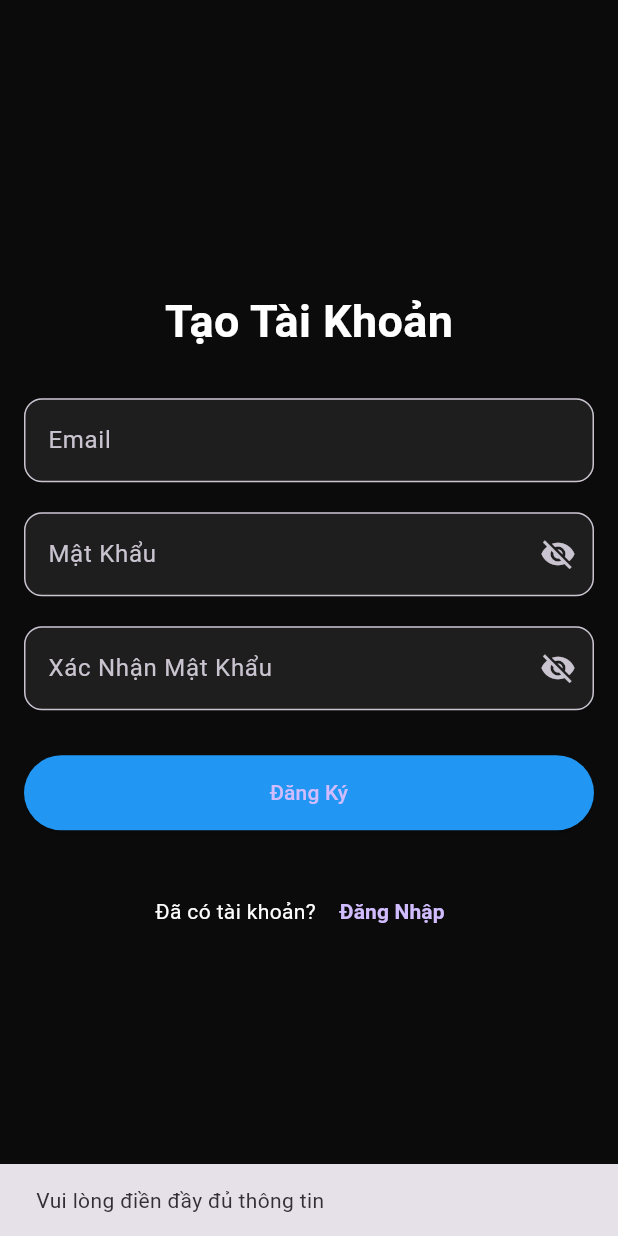
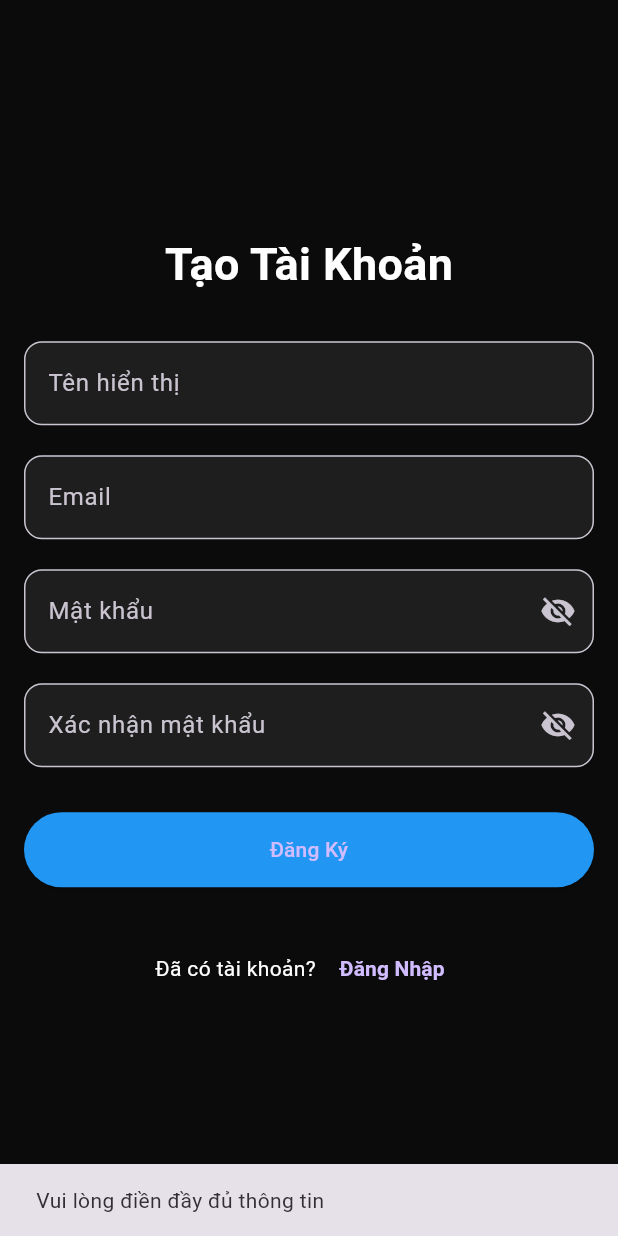
Before and after one commit to HuyHoang1623/Note_clone, a Flutter app: the SignUpPage screen opened directly, after a tap on "Đăng Ký", on a phone screen of 412 x 824 dp. Run offline on Flutter 3.47's test engine with Material 3 defaults, Android fonts, the phone set to English and light mode, and no system bars; our stand-ins replace cloud_firestore, firebase_auth, firebase_core, flutter_bloc, google_sign_in, image_picker and 2 more; missing offline and left inert: flutter_facebook_auth; accounts and stored records are empty.

Commit message:
refactor: remove authentication logic and keep UI only for signup_page

```diff
--- a/lib/core/signin_signup/signup_page.dart
+++ b/lib/core/signin_signup/signup_page.dart
@@ -1,7 +1,6 @@
-import 'package:firebase_auth/firebase_auth.dart';
 import 'package:flutter/material.dart';
-import 'package:cloud_firestore/cloud_firestore.dart';
-import 'signin_page.dart';
+import 'package:note_clone/core/signin_signup/auth_service.dart';
+import 'package:note_clone/core/signin_signup/signin_page.dart';
 
 class SignUpPage extends StatefulWidget {
   const SignUpPage({super.key});
@@ -11,23 +10,28 @@ class SignUpPage extends StatefulWidget {
 }
 
 class SignUpPageState extends State<SignUpPage> {
+  final TextEditingController nameController = TextEditingController();
   final TextEditingController emailController = TextEditingController();
   final TextEditingController passwordController = TextEditingController();
   final TextEditingController confirmPasswordController =
       TextEditingController();
 
-  final FirebaseAuth _auth = FirebaseAuth.instance;
-  final FirebaseFirestore _db = FirebaseFirestore.instance;
+  final AuthService _authService = AuthService();
 
   bool _obscurePassword = true;
   bool _obscureConfirmPassword = true;
+  bool _isLoading = false;
 
-  void signUp() async {
-    String email = emailController.text.trim();
-    String password = passwordController.text.trim();
-    String confirmPassword = confirmPasswordController.text.trim();
+  Future<void> signUp() async {
+    final name = nameController.text.trim();
+    final email = emailController.text.trim();
+    final password = passwordController.text.trim();
+    final confirmPassword = confirmPasswordController.text.trim();
 
-    if (email.isEmpty || password.isEmpty || confirmPassword.isEmpty) {
+    if (name.isEmpty ||
+        email.isEmpty ||
+        password.isEmpty ||
+        confirmPassword.isEmpty) {
       ScaffoldMessenger.of(context).showSnackBar(
         const SnackBar(content: Text("Vui lòng điền đầy đủ thông tin")),
       );
@@ -42,18 +46,11 @@ class SignUpPageState extends State<SignUpPage> {
     }
 
     try {
-      final userCredential = await _auth.createUserWithEmailAndPassword(
-        email: email,
-        password: password,
-      );
+      setState(() => _isLoading = true);
 
-      await _db.collection('users').doc(userCredential.user!.uid).set({
-        'uid': userCredential.user!.uid,
-        'email': email,
-        'role': 'user',
-        'provider': 'email',
-        'createdAt': FieldValue.serverTimestamp(),
-      });
+      await _authService.signUpWithEmail(email, password, name);
+
+      if (!mounted) return;
 
       ScaffoldMessenger.of(
         context,
@@ -64,9 +61,9 @@ class SignUpPageState extends State<SignUpPage> {
         MaterialPageRoute(builder: (context) => const SignInPage()),
       );
     } catch (e) {
-      ScaffoldMessenger.of(
-        context,
-      ).showSnackBar(SnackBar(content: Text("Lỗi đăng ký: $e")));
+      ScaffoldMessenger.of(context).showSnackBar(SnackBar(content: Text("$e")));
+    } finally {
+      if (mounted) setState(() => _isLoading = false);
     }
   }
 
@@ -85,6 +82,17 @@ class SignUpPageState extends State<SignUpPage> {
               const SizedBox(height: 30),
 
               TextField(
+                controller: nameController,
+                decoration: const InputDecoration(
+                  labelText: "Tên hiển thị",
+                  border: OutlineInputBorder(
+                    borderRadius: BorderRadius.all(Radius.circular(12)),
+                  ),
+                ),
+              ),
+              const SizedBox(height: 20),
+
+              TextField(
                 controller: emailController,
                 decoration: const InputDecoration(
                   labelText: "Email",
@@ -99,7 +107,7 @@ class SignUpPageState extends State<SignUpPage> {
                 controller: passwordController,
                 obscureText: _obscurePassword,
                 decoration: InputDecoration(
-                  labelText: "Mật Khẩu",
+                  labelText: "Mật khẩu",
                   border: const OutlineInputBorder(
                     borderRadius: BorderRadius.all(Radius.circular(12)),
                   ),
@@ -109,11 +117,8 @@ class SignUpPageState extends State<SignUpPage> {
                           ? Icons.visibility_off
                           : Icons.visibility,
                     ),
-                    onPressed: () {
-                      setState(() {
-                        _obscurePassword = !_obscurePassword;
-                      });
-                    },
+                    onPressed: () =>
+                        setState(() => _obscurePassword = !_obscurePassword),
                   ),
                 ),
               ),
@@ -123,7 +128,7 @@ class SignUpPageState extends State<SignUpPage> {
                 controller: confirmPasswordController,
                 obscureText: _obscureConfirmPassword,
                 decoration: InputDecoration(
-                  labelText: "Xác Nhận Mật Khẩu",
+                  labelText: "Xác nhận mật khẩu",
                   border: const OutlineInputBorder(
                     borderRadius: BorderRadius.all(Radius.circular(12)),
                   ),
@@ -133,26 +138,27 @@ class SignUpPageState extends State<SignUpPage> {
                           ? Icons.visibility_off
                           : Icons.visibility,
                     ),
-                    onPressed: () {
-                      setState(() {
-                        _obscureConfirmPassword = !_obscureConfirmPassword;
-                      });
-                    },
+                    onPressed: () => setState(
+                      () => _obscureConfirmPassword = !_obscureConfirmPassword,
+                    ),
                   ),
                 ),
               ),
               const SizedBox(height: 30),
 
               ElevatedButton(
-                onPressed: signUp,
+                onPressed: _isLoading ? null : signUp,
                 style: ElevatedButton.styleFrom(
                   backgroundColor: Colors.blue,
                   minimumSize: const Size(double.infinity, 50),
                 ),
-                child: const Text("Đăng Ký"),
+                child: _isLoading
+                    ? const CircularProgressIndicator(color: Colors.white)
+                    : const Text("Đăng Ký"),
               ),
 
               const SizedBox(height: 30),
+
               Row(
                 mainAxisAlignment: MainAxisAlignment.center,
                 children: [
```
